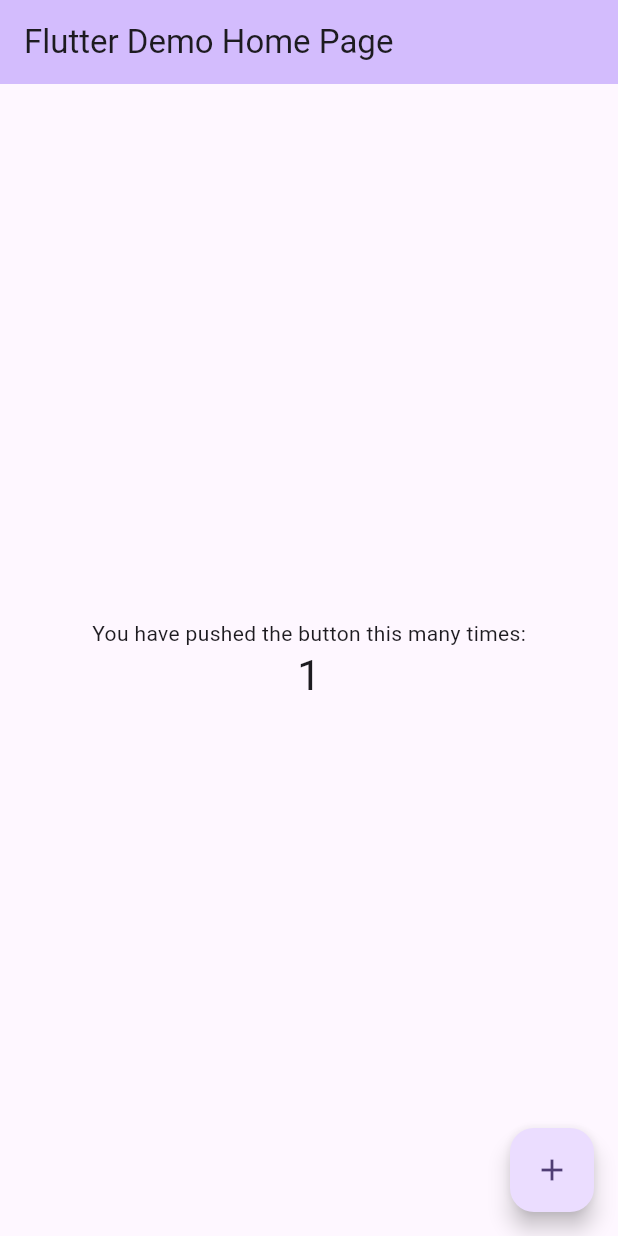
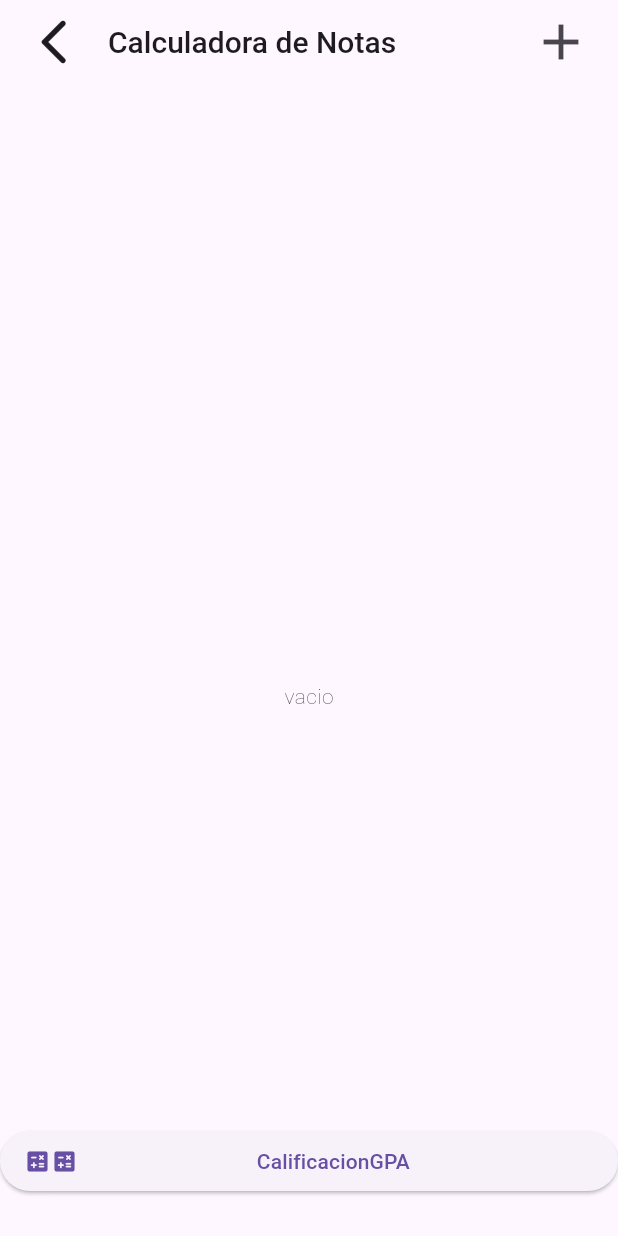
Before and after one commit to diegohdnz11/myGPA-, a Flutter app: the screen it shows after launch, after a tap on the "add" icon, on a phone screen of 412 x 824 dp. Run offline on Flutter 3.47's test engine with Material 3 defaults, Android fonts, the phone set to English and light mode, and no system bars.

Commit message:
base code with button and home

```diff
--- a/lib/main.dart
+++ b/lib/main.dart
@@ -1,66 +1,59 @@
 import 'package:flutter/material.dart';
 
 void main() {
-  runApp(const MyApp());
+  runApp(const MyGpa());
 }
 
-class MyApp extends StatelessWidget {
-  const MyApp({super.key});
+class MyGpa extends StatelessWidget {
+  const MyGpa({super.key});
 
   @override
   Widget build(BuildContext context) {
     return MaterialApp(
-      title: 'Flutter Demo',
-      theme: ThemeData(
-        colorScheme: ColorScheme.fromSeed(seedColor: Colors.deepPurple),
+      home: Scaffold(
+    appBar: AppBar(
+    leading: Padding(
+      padding: const EdgeInsets.only(left: 10),
+      child: IconButton(onPressed: (){}, icon: const Icon(Icons.arrow_back_ios_new_rounded),iconSize: 36,),
+    ),
+    title: const Text('Calculadora de Notas',style: TextStyle(fontSize: 20,fontWeight: FontWeight.w500),),
+      actions: [
+        Padding(
+          padding: const EdgeInsets.only(right: 10),
+          child: IconButton(onPressed: (){}, icon: const Icon(Icons.add),iconSize: 40,),
+        )
+      ]
+    ),body: Column(
+        mainAxisAlignment: MainAxisAlignment.end,
+        children: [
+           Text(
+          "vacio",style: TextStyle(fontWeight: FontWeight.w200),),
+          const SizedBox(height: 250,),
+          Row(
+            children: [
+              Expanded(child: ElevatedButton.icon(onPressed: (){}, label: Row(
+                mainAxisAlignment: MainAxisAlignment.center,
+                children: [
+                  Text('Calificacion'),
+                  Text('GPA '),
+
+                ],
+              ), icon: Row(
+                mainAxisAlignment: MainAxisAlignment.end,
+                children:[
+                  Icon(Icons.calculate_rounded),
+                  Icon(Icons.calculate_rounded),
+                ]
+              ))),
+              const SizedBox(height: 100,),
+            ],
+          ),
+
+
+
+          ]
       ),
-      home: const MyHomePage(title: 'Flutter Demo Home Page'),
+    )
     );
   }
 }
-
-class MyHomePage extends StatefulWidget {
-  const MyHomePage({super.key, required this.title});
-
-  final String title;
-
-  @override
-  State<MyHomePage> createState() => _MyHomePageState();
-}
-
-class _MyHomePageState extends State<MyHomePage> {
-  int _counter = 0;
-
-  void _incrementCounter() {
-    setState(() {
-      _counter++;
-    });
-  }
-
-  @override
-  Widget build(BuildContext context) {
-    return Scaffold(
-      appBar: AppBar(
-        backgroundColor: Theme.of(context).colorScheme.inversePrimary,
-        title: Text(widget.title),
-      ),
-      body: Center(
-        child: Column(
-          mainAxisAlignment: MainAxisAlignment.center,
-          children: <Widget>[
-            const Text('You have pushed the button this many times:'),
-            Text(
-              '$_counter',
-              style: Theme.of(context).textTheme.headlineMedium,
-            ),
-          ],
-        ),
-      ),
-      floatingActionButton: FloatingActionButton(
-        onPressed: _incrementCounter,
-        tooltip: 'Increment',
-        child: const Icon(Icons.add),
-      ),
-    );
-  }
-}
```
